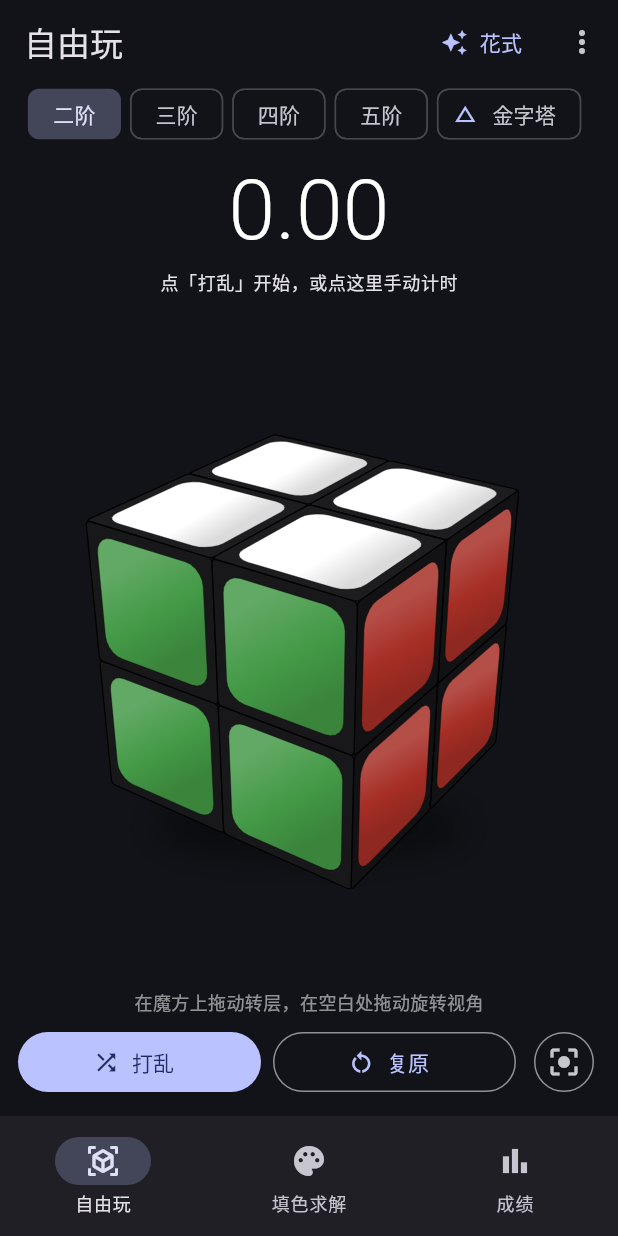
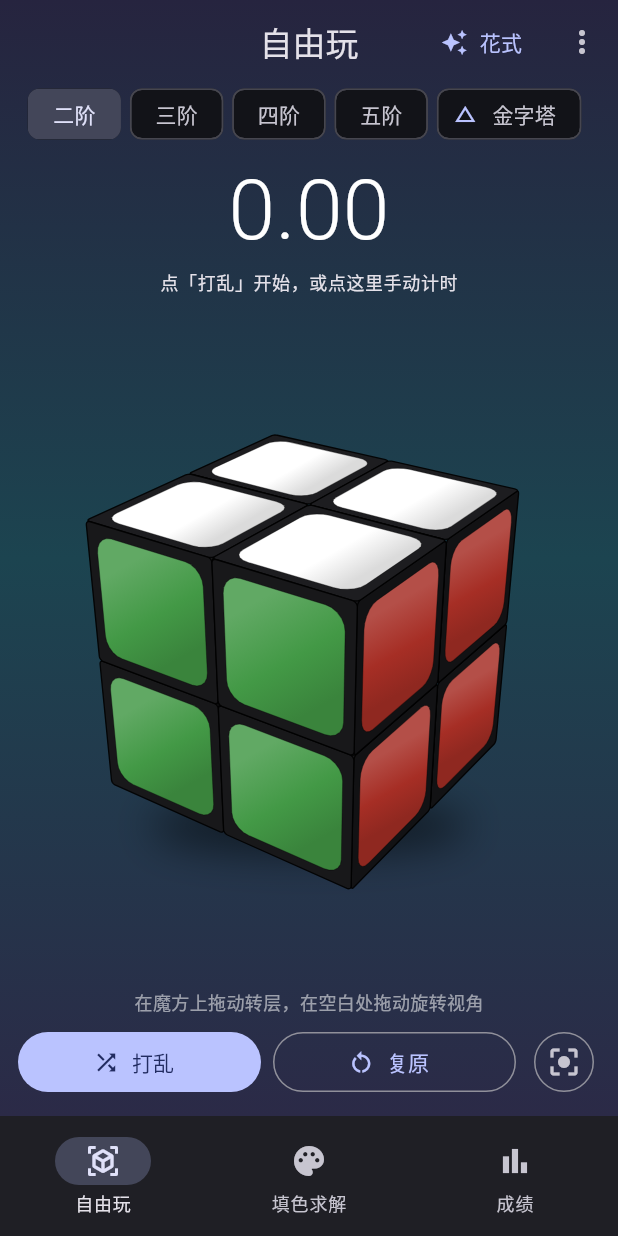
Before and after one commit to xiangmi0523-a11y/rubik-app, a Flutter app: the screen it shows after launch, after a tap on "二阶", on a phone screen of 412 x 824 dp. Run offline on Flutter 3.47's test engine with Material 3 defaults, Android fonts, the phone set to English and light mode, and no system bars; our stand-ins replace equatable, flutter_riverpod, shared_preferences; missing offline and left inert: cuber, ditredi.

Commit message:
全局体验审计：统一背景与主题、手机竖屏锁定、小屏与大字适配、成绩撤销删除
- 统一：自由玩/成绩/播放器/填色页共用同一渐变背景（AppBackground），AppBar 全局透明居中
- 横屏：iPhone 横屏时魔方被挤没（只剩一条缝），手机锁定竖屏（Info.plist + SystemChrome，
  iPad 不受影响）
- 小屏：色球随屏宽缩小（320pt 屏原本溢出 10pt）；手持姿势表可滚动、按钮固定在底部；
  长打乱公式限高可滚动，不再挤压魔方；播放器步骤列表按屏高限高
- 大字：自由玩页文字缩放上限 1.3；成绩页汇总与列表合成一个滚动列表
- 成绩页：汇总等宽三列、空状态加图标、滑动/弹窗删除后可「撤销」（保持原顺序，不重复）
- 细节：播放器说明不再重复阶段名；计时器数字加无障碍标签；菜单加提示文字
- 新增 layout_audit_test：4 种 iPhone 尺寸 × 2 种字号，遍历三个页面、花式表、手持姿势、
  播放器、花式教程，断言无溢出/异常；成绩页空状态、等宽、撤销删除测试
- 求解核心、魔方状态模型、播放器动画与高亮均未改动

Co-Authored-By: Claude Sonnet 5.5 <noreply@anthropic.com>
Claude-Session: https://claude.ai/code/session_01SiqY257F8Enz39n5bTeCUi

```diff
--- a/lib/app.dart
+++ b/lib/app.dart
@@ -14,6 +14,13 @@ class RubikApp extends StatelessWidget {
         useMaterial3: true,
         brightness: Brightness.dark,
         colorSchemeSeed: Colors.indigo,
+        // Pages draw the shared gradient (AppBackground); bars let it show.
+        appBarTheme: const AppBarTheme(
+          backgroundColor: Colors.transparent,
+          elevation: 0,
+          scrolledUnderElevation: 0,
+          centerTitle: true,
+        ),
       ),
       home: const HomeShell(),
     );
--- /dev/null
+++ b/lib/core/ui/app_background.dart
@@ -0,0 +1,25 @@
+import 'package:flutter/material.dart';
+
+/// The deep blue-teal gradient behind every page (the one the colouring page
+/// always had), so all pages share one background.
+class AppBackground extends StatelessWidget {
+  const AppBackground({super.key, required this.child});
+
+  final Widget child;
+
+  static const colors = [Color(0xFF26243F), Color(0xFF1C4450), Color(0xFF2B2A47)];
+
+  @override
+  Widget build(BuildContext context) {
+    return DecoratedBox(
+      decoration: const BoxDecoration(
+        gradient: LinearGradient(
+          begin: Alignment.topCenter,
+          end: Alignment.bottomCenter,
+          colors: colors,
+        ),
+      ),
+      child: child,
+    );
+  }
+}
--- a/lib/features/free_play/presentation/free_play_page.dart
+++ b/lib/features/free_play/presentation/free_play_page.dart
@@ -3,6 +3,7 @@ import 'package:flutter_riverpod/flutter_riverpod.dart';
 import 'package:puzzle_cube/puzzle_cube.dart';
 
 import '../../../core/nxn/nxn_cube_view.dart';
+import '../../../core/ui/app_background.dart';
 import '../../patterns/presentation/pattern_picker_sheet.dart';
 import '../../puzzles/application/puzzle_type_controller.dart';
 import '../../puzzles/domain/puzzle_type.dart';
@@ -21,7 +22,12 @@ class FreePlayPage extends ConsumerWidget {
     final timer = ref.watch(freePlayControllerProvider);
     final notifier = ref.read(freePlayControllerProvider.notifier);
 
-    return Scaffold(
+    // The puzzle needs room: very large system text is capped on this page.
+    return MediaQuery.withClampedTextScaling(
+      maxScaleFactor: 1.3,
+      child: AppBackground(
+        child: Scaffold(
+      backgroundColor: Colors.transparent,
       appBar: AppBar(
         title: const Text('自由玩'),
         actions: [
@@ -31,6 +37,7 @@ class FreePlayPage extends ConsumerWidget {
             label: const Text('花式'),
           ),
           PopupMenuButton<String>(
+            tooltip: '更多设置',
             onSelected: (_) =>
                 ref.read(inspectionEnabledProvider.notifier).toggle(),
             itemBuilder: (_) => [
@@ -54,13 +61,18 @@ class FreePlayPage extends ConsumerWidget {
               onPenalty: notifier.setLastPenalty,
             ),
             if (timer.scramble.isNotEmpty)
-              Padding(
-                padding: const EdgeInsets.symmetric(horizontal: 16, vertical: 6),
+              // Long scrambles (5x5: 60 moves) scroll instead of squeezing
+              // the puzzle on small screens.
+              ConstrainedBox(
+                constraints: const BoxConstraints(maxHeight: 62),
+                child: SingleChildScrollView(
+                  padding:
+                      const EdgeInsets.symmetric(horizontal: 16, vertical: 4),
                   child: SelectableText(
                     timer.scramble,
                     textAlign: TextAlign.center,
-                  maxLines: 4,
-                  style: const TextStyle(fontSize: 14, letterSpacing: 0.5),
+                    style: const TextStyle(fontSize: 13, letterSpacing: 0.4),
+                  ),
                 ),
               ),
             Expanded(child: _PuzzleArea(type: type, onMove: notifier.onCubeMove)),
@@ -100,7 +112,7 @@ class FreePlayPage extends ConsumerWidget {
           ],
         ),
       ),
-    );
+    )));
   }
 
   void _resetCamera(WidgetRef ref, PuzzleType type) {
--- a/lib/features/free_play/presentation/widgets/timer_display.dart
+++ b/lib/features/free_play/presentation/widgets/timer_display.dart
@@ -107,13 +107,19 @@ class _TimerDisplayState extends State<TimerDisplay>
       onTap: widget.onTap,
       child: Column(
         children: [
-          Text(
+          Semantics(
+            button: true,
+            label: '计时器 $text',
+            excludeSemantics: true,
+            onTap: widget.onTap,
+            child: Text(
               text,
               style: TextStyle(
                 fontSize: 56,
                 fontWeight: FontWeight.w300,
                 color: color,
                 fontFeatures: const [FontFeature.tabularFigures()],
+              ),
             ),
           ),
           if (s.status == TimerStatus.stopped && widget.onPenalty != null)
--- a/lib/features/solver/presentation/color_input_page.dart
+++ b/lib/features/solver/presentation/color_input_page.dart
@@ -5,6 +5,7 @@ import 'package:flutter/services.dart';
 import 'package:flutter_riverpod/flutter_riverpod.dart';
 
 import '../../../core/cube/cube_facelets.dart';
+import '../../../core/ui/app_background.dart';
 import '../../../core/nxn/nxn_cube_controller.dart';
 import '../../../core/nxn/nxn_cube_view.dart';
 import '../../../core/pyraminx/pyraminx_controller.dart';
@@ -60,9 +61,7 @@ class ColorInputPage extends ConsumerWidget {
     return Scaffold(
       extendBodyBehindAppBar: true,
       appBar: AppBar(
-        backgroundColor: Colors.transparent,
         title: const Text('填色求解'),
-        centerTitle: true,
         actions: [
           IconButton(
             tooltip: '手持姿势',
@@ -78,14 +77,7 @@ class ColorInputPage extends ConsumerWidget {
           ),
         ],
       ),
-      body: DecoratedBox(
-        decoration: const BoxDecoration(
-          gradient: LinearGradient(
-            begin: Alignment.topCenter,
-            end: Alignment.bottomCenter,
-            colors: [Color(0xFF26243F), Color(0xFF1C4450), Color(0xFF2B2A47)],
-          ),
-        ),
+      body: AppBackground(
         child: SafeArea(
           child: Column(
             children: [
--- a/lib/features/solver/presentation/widgets/color_palette_bar.dart
+++ b/lib/features/solver/presentation/widgets/color_palette_bar.dart
@@ -23,15 +23,21 @@ class ColorPaletteBar extends StatelessWidget {
 
   @override
   Widget build(BuildContext context) {
-    return Row(
-      mainAxisAlignment: MainAxisAlignment.spaceEvenly,
-      children: [
-        for (final color in palette) _ball(color),
-      ],
+    // Balls shrink on narrow screens (6 × 55 pt doesn't fit a 320 pt iPhone).
+    return LayoutBuilder(
+      builder: (context, c) {
+        final size = (c.maxWidth / palette.length - 11).clamp(30.0, 44.0);
+        return Row(
+          mainAxisAlignment: MainAxisAlignment.spaceEvenly,
+          children: [
+            for (final color in palette) _ball(color, size),
+          ],
+        );
+      },
     );
   }
 
-  Widget _ball(Color color) {
+  Widget _ball(Color color, double size) {
     final left = remaining(color);
     final done = left <= 0;
     final isSelected = color.toARGB32() == selected.toARGB32() && !done;
@@ -60,8 +66,8 @@ class ColorPaletteBar extends StatelessWidget {
               child: Opacity(
                 opacity: done ? 0.25 : 1,
                 child: Container(
-                  width: 44,
-                  height: 44,
+                  width: size,
+                  height: size,
                   alignment: Alignment.center,
                   decoration: BoxDecoration(
                     color: color,
@@ -73,7 +79,7 @@ class ColorPaletteBar extends StatelessWidget {
                           '$left',
                           style: TextStyle(
                             color: textColor,
-                            fontSize: 22,
+                            fontSize: size * 0.5,
                             fontWeight: FontWeight.w600,
                           ),
                         ),
--- a/lib/features/stats/presentation/stats_page.dart
+++ b/lib/features/stats/presentation/stats_page.dart
@@ -1,6 +1,7 @@
 import 'package:flutter/material.dart';
 import 'package:flutter_riverpod/flutter_riverpod.dart';
 
+import '../../../core/ui/app_background.dart';
 import '../../../core/utils/time_format.dart';
 import '../../puzzles/presentation/puzzle_type_selector.dart';
 import '../application/stats_controller.dart';
@@ -17,7 +18,9 @@ class StatsPage extends ConsumerWidget {
     final puzzle = ref.watch(statsFilterProvider);
     final times = records.map((r) => r.effectiveMs).toList();
 
-    return Scaffold(
+    return AppBackground(
+        child: Scaffold(
+      backgroundColor: Colors.transparent,
       appBar: AppBar(
         title: const Text('成绩统计'),
         actions: [
@@ -34,31 +37,31 @@ class StatsPage extends ConsumerWidget {
             value: puzzle,
             onChanged: ref.read(statsFilterProvider.notifier).select,
           ),
-          Padding(
-            padding: const EdgeInsets.all(12),
-            child: Wrap(
-              spacing: 8,
-              runSpacing: 8,
+          // Summary, divider and rows scroll together, so big text or a
+          // small screen never squeezes the list to nothing.
+          Expanded(
+            child: ListView.builder(
+              itemCount: records.isEmpty ? 2 : records.length + 1,
+              itemBuilder: (context, i) {
+                if (i == 0) return _Summary(summary: summary);
+                if (records.isEmpty) {
+                  return Padding(
+                    padding: const EdgeInsets.symmetric(vertical: 48),
+                    child: Column(
+                      mainAxisSize: MainAxisSize.min,
                       children: [
-                _StatTile('次数', '${summary.count}'),
-                _StatTile('最佳', formatMs(summary.best)),
-                _StatTile('平均', formatMs(summary.mean)),
-                _StatTile('当前 ao5', formatMs(summary.ao5)),
-                _StatTile('当前 ao12', formatMs(summary.ao12)),
-                _StatTile('最佳 ao5', formatMs(summary.bestAo5)),
-                _StatTile('最佳 ao12', formatMs(summary.bestAo12)),
+                        const Icon(Icons.timer_outlined,
+                            size: 48, color: Colors.white38),
+                        const SizedBox(height: 8),
+                        Text('还没有${puzzle.label}成绩，去「自由玩」计时吧',
+                            textAlign: TextAlign.center,
+                            style: const TextStyle(color: Colors.white70)),
                       ],
                     ),
-          ),
-          const Divider(height: 1),
-          Expanded(
-            child: records.isEmpty
-                ? Center(child: Text('还没有${puzzle.label}成绩，去「自由玩」计时吧'))
-                : ListView.builder(
-                    itemCount: records.length,
-                    itemBuilder: (context, i) {
+                  );
+                }
                 // newest first
-                      final idx = records.length - 1 - i;
+                final idx = records.length - i;
                 final r = records[idx];
                 final upTo = times.sublist(0, idx + 1);
                 final ao5 = averageOfLast(upTo, 5);
@@ -72,9 +75,7 @@ class StatsPage extends ConsumerWidget {
                     padding: const EdgeInsets.only(right: 16),
                     child: const Icon(Icons.delete),
                   ),
-                        onDismissed: (_) => ref
-                            .read(statsControllerProvider.notifier)
-                            .remove(r.id),
+                  onDismissed: (_) => _removeWithUndo(context, ref, r),
                   child: ListTile(
                     onTap: () => _editPenalty(context, ref, r),
                     leading: Text('#${idx + 1}'),
@@ -98,7 +99,7 @@ class StatsPage extends ConsumerWidget {
           ),
         ],
       ),
-    );
+    ));
   }
 
   Future<void> _editPenalty(
@@ -132,7 +133,19 @@ class StatsPage extends ConsumerWidget {
     );
     final notifier = ref.read(statsControllerProvider.notifier);
     if (choice is Penalty) notifier.setPenalty(r.id, choice);
-    if (choice == 'delete') notifier.remove(r.id);
+    if (choice == 'delete' && context.mounted) _removeWithUndo(context, ref, r);
+  }
+
+  /// Deletes a solve and offers to take it back.
+  void _removeWithUndo(BuildContext context, WidgetRef ref, SolveRecord r) {
+    final notifier = ref.read(statsControllerProvider.notifier);
+    notifier.remove(r.id);
+    ScaffoldMessenger.of(context)
+      ..hideCurrentSnackBar()
+      ..showSnackBar(SnackBar(
+        content: Text('已删除成绩 ${recordLabel(r)}'),
+        action: SnackBarAction(label: '撤销', onPressed: () => notifier.restore(r)),
+      ));
   }
 
   String _date(DateTime d) =>
@@ -158,16 +171,53 @@ class StatsPage extends ConsumerWidget {
   }
 }
 
+/// Seven summary tiles in three equal columns, then a divider.
+class _Summary extends StatelessWidget {
+  const _Summary({required this.summary});
+  final StatsSummary summary;
+
+  @override
+  Widget build(BuildContext context) {
+    return Column(
+      children: [
+        Padding(
+          padding: const EdgeInsets.all(12),
+          child: LayoutBuilder(
+            builder: (context, c) {
+              final w = (c.maxWidth - 16) / 3;
+              return Wrap(
+                spacing: 8,
+                runSpacing: 8,
+                children: [
+                  _StatTile('次数', '${summary.count}', w),
+                  _StatTile('最佳', formatMs(summary.best), w),
+                  _StatTile('平均', formatMs(summary.mean), w),
+                  _StatTile('当前 ao5', formatMs(summary.ao5), w),
+                  _StatTile('当前 ao12', formatMs(summary.ao12), w),
+                  _StatTile('最佳 ao5', formatMs(summary.bestAo5), w),
+                  _StatTile('最佳 ao12', formatMs(summary.bestAo12), w),
+                ],
+              );
+            },
+          ),
+        ),
+        const Divider(height: 1),
+      ],
+    );
+  }
+}
+
 class _StatTile extends StatelessWidget {
-  const _StatTile(this.label, this.value);
+  const _StatTile(this.label, this.value, this.width);
   final String label;
   final String value;
+  final double width;
 
   @override
   Widget build(BuildContext context) {
     final scheme = Theme.of(context).colorScheme;
     return Container(
-      width: 104,
+      width: width,
       padding: const EdgeInsets.symmetric(vertical: 8, horizontal: 10),
       decoration: BoxDecoration(
         color: scheme.surfaceContainerHighest,
--- a/lib/main.dart
+++ b/lib/main.dart
@@ -1,4 +1,5 @@
 import 'package:flutter/material.dart';
+import 'package:flutter/services.dart';
 import 'package:flutter_riverpod/flutter_riverpod.dart';
 import 'package:shared_preferences/shared_preferences.dart';
 
@@ -7,6 +8,14 @@ import 'core/prefs/shared_prefs_provider.dart';
 
 Future<void> main() async {
   WidgetsFlutterBinding.ensureInitialized();
+  // Phones stay upright: the pages are laid out for portrait, and in
+  // landscape there is no room left for the puzzle. Tablets rotate freely.
+  final view = WidgetsBinding.instance.platformDispatcher.views.first;
+  if (view.physicalSize.shortestSide / view.devicePixelRatio < 600) {
+    await SystemChrome.setPreferredOrientations(const [
+      DeviceOrientation.portraitUp,
+    ]);
+  }
   final prefs = await SharedPreferences.getInstance();
   runApp(
     ProviderScope(
```
Also changed, not shown: lib/features/player/presentation/player_page.dart (+13 -4 lines), lib/features/solver/presentation/widgets/hold_guide_sheet.dart (+37 -8 lines), lib/features/stats/application/stats_controller.dart (+7 -0 lines), 2 other files. Lines whose indentation alone changed are shown as unchanged.
